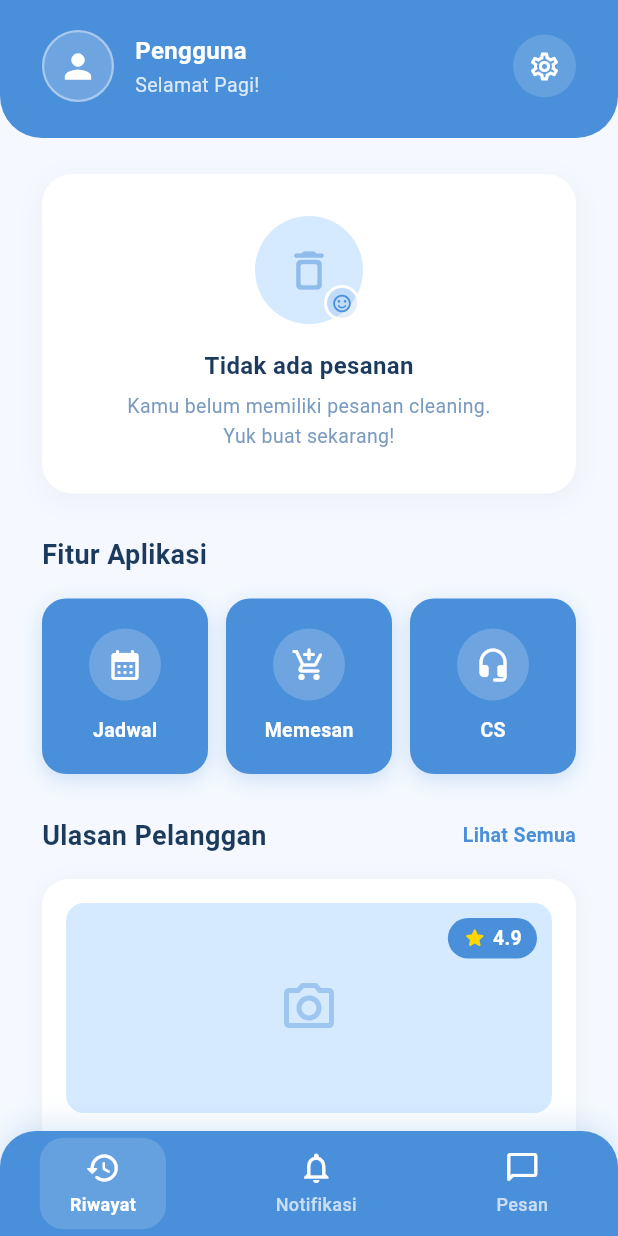
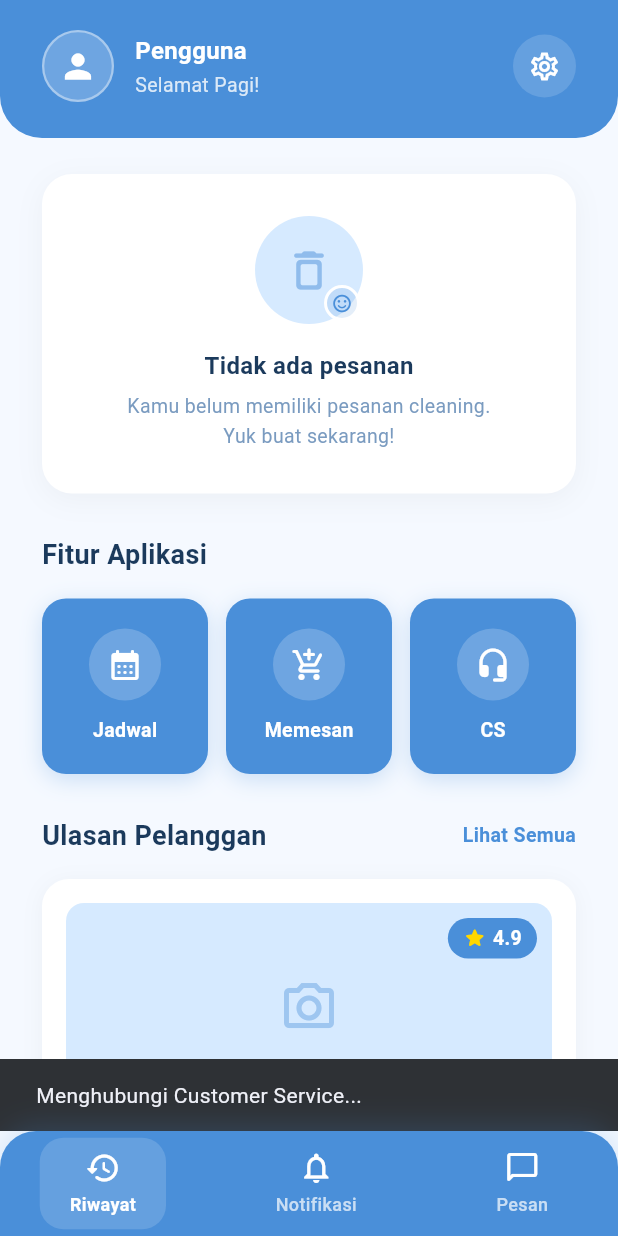
Before and after one commit to revanzayyan/cleanbee, a Flutter app: the DashboardScreen screen opened directly, after a tap on "CS", on a phone screen of 412 x 824 dp. Run offline on Flutter 3.47's test engine with Material 3 defaults, Android fonts, the light colour scheme and no system bars; our stand-ins replace firebase_auth, firebase_core, google_sign_in; accounts and stored records are empty.

Commit message:
perbaiki error dasbord

```diff
--- a/lib/screens/dashboard_screen.dart
+++ b/lib/screens/dashboard_screen.dart
@@ -3,8 +3,6 @@ import '../utils/constants.dart';
 import '../widgets/custom_bottom_nav.dart';
 import '../services/auth_service.dart';
 import 'booking_screen.dart';
-
-// 1. IMPORT file jadwal_screen agar bisa dipanggil
 import 'jadwal_screen.dart';
 
 class DashboardScreen extends StatefulWidget {
@@ -29,18 +27,14 @@ class _DashboardScreenState extends State<DashboardScreen> {
     final user = AuthService().currentUser;
 
     if (user != null) {
-      // 1. Coba ambil displayName (Biasanya terisi dari Login Google)
       if (user.displayName != null && user.displayName!.isNotEmpty) {
         return user.displayName!;
       }
-
-      // 2. Jika tidak ada displayName, ambil email lalu potong bagian "@..."
       if (user.email != null && user.email!.isNotEmpty) {
         return user.email!.split('@')[0];
       }
     }
 
-    // 3. Fallback jika tidak ada data sama sekali
     return 'Pengguna';
   }
 
@@ -65,7 +59,6 @@ class _DashboardScreenState extends State<DashboardScreen> {
           ),
         ),
       ),
-      // ── Panggil CustomBottomNav di sini ──
       bottomNavigationBar: CustomBottomNav(
         currentIndex: _bottomNavIndex,
         onTap: (index) => setState(() => _bottomNavIndex = index),
@@ -73,7 +66,6 @@ class _DashboardScreenState extends State<DashboardScreen> {
     );
   }
 
-  // header
   Widget _buildHeader() {
     return Container(
       width: double.infinity,
@@ -136,7 +128,6 @@ class _DashboardScreenState extends State<DashboardScreen> {
                   ),
                 ),
                 const SizedBox(width: 8),
-                // ── Ikon Setting ──
                 GestureDetector(
                   onTap: () {
                     // TODO: Navigasi ke halaman Setting
@@ -163,7 +154,6 @@ class _DashboardScreenState extends State<DashboardScreen> {
     );
   }
 
-  // status pesanan
   Widget _buildOrderStatus() {
     return Padding(
       padding: const EdgeInsets.symmetric(horizontal: 28),
@@ -249,7 +239,6 @@ class _DashboardScreenState extends State<DashboardScreen> {
     );
   }
 
-  // fitur aplikasi (SUDAH DIPERBAIKI)
   Widget _buildFeatureSection() {
     return Padding(
       padding: const EdgeInsets.symmetric(horizontal: 28),
@@ -267,13 +256,12 @@ class _DashboardScreenState extends State<DashboardScreen> {
           const SizedBox(height: 16),
           Row(
             children: [
-              // Fitur Jadwal (SUDAH BERFUNGSI)
+              // ✅ Jadwal — navigasi ke JadwalScreen
               Expanded(
                 child: _featureCard(
                   icon: Icons.calendar_month_rounded,
                   label: 'Jadwal',
                   onTap: () {
-                        // Berpindah ke halaman Jadwal
                     Navigator.push(
                       context,
                       MaterialPageRoute(
@@ -281,33 +269,37 @@ class _DashboardScreenState extends State<DashboardScreen> {
                       ),
                     );
                   },
-                  )
+                ),
               ),
               const SizedBox(width: 12),
-              // Fitur Memesan
+              // ✅ Memesan — navigasi ke BookingScreen
               Expanded(
                 child: _featureCard(
                   icon: Icons.add_shopping_cart_rounded,
                   label: 'Memesan',
                   onTap: () {
-                        ScaffoldMessenger.of(context).showSnackBar(
-                          const SnackBar(content: Text('Fitur Memesan belum tersedia')),
+                    Navigator.push(
+                      context,
+                      MaterialPageRoute(
+                        builder: (context) => const BookingScreen(),
+                      ),
                     );
                   },
-                  )
+                ),
               ),
               const SizedBox(width: 12),
-              // Fitur CS
+              // ✅ CS — snackbar
               Expanded(
                 child: _featureCard(
                   icon: Icons.headset_mic_rounded,
                   label: 'CS',
                   onTap: () {
                     ScaffoldMessenger.of(context).showSnackBar(
-                          const SnackBar(content: Text('Menghubungi Customer Service...')),
+                      const SnackBar(
+                          content: Text('Menghubungi Customer Service...')),
                     );
                   },
-                  )
+                ),
               ),
             ],
           ),
@@ -316,23 +308,14 @@ class _DashboardScreenState extends State<DashboardScreen> {
     );
   }
 
-  // Widget Kartu Fitur (SUDAH DIPERBAIKI: Menambahkan VoidCallback)
+  // ✅ DIPERBAIKI: GestureDetector sekarang memanggil onTap dari parameter
   Widget _featureCard({
     required IconData icon,
     required String label,
-    VoidCallback? onTap, // Parameter fungsi tap
+    VoidCallback? onTap,
   }) {
     return GestureDetector(
-      onTap: () {
-        if (label == 'Memesan') {
-          Navigator.push(
-            context,
-            MaterialPageRoute(
-              builder: (context) => const BookingScreen(),
-            ),
-          );
-        }
-      },
+      onTap: onTap, // ← langsung pakai parameter, bukan hardcode label
       child: Container(
         padding: const EdgeInsets.symmetric(vertical: 20),
         decoration: BoxDecoration(
@@ -372,7 +355,6 @@ class _DashboardScreenState extends State<DashboardScreen> {
     );
   }
 
-  // ulasan pelanggan
   Widget _buildReviewSection() {
     return Padding(
       padding: const EdgeInsets.symmetric(horizontal: 28),
```
Lines whose indentation alone changed are shown as unchanged.
